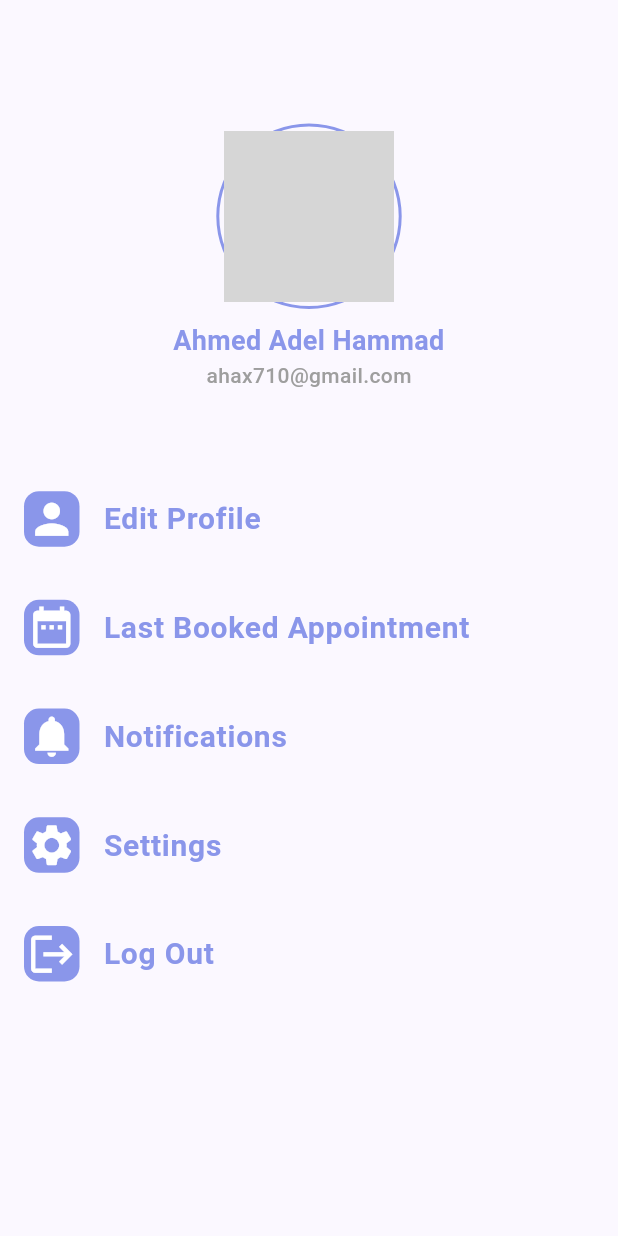
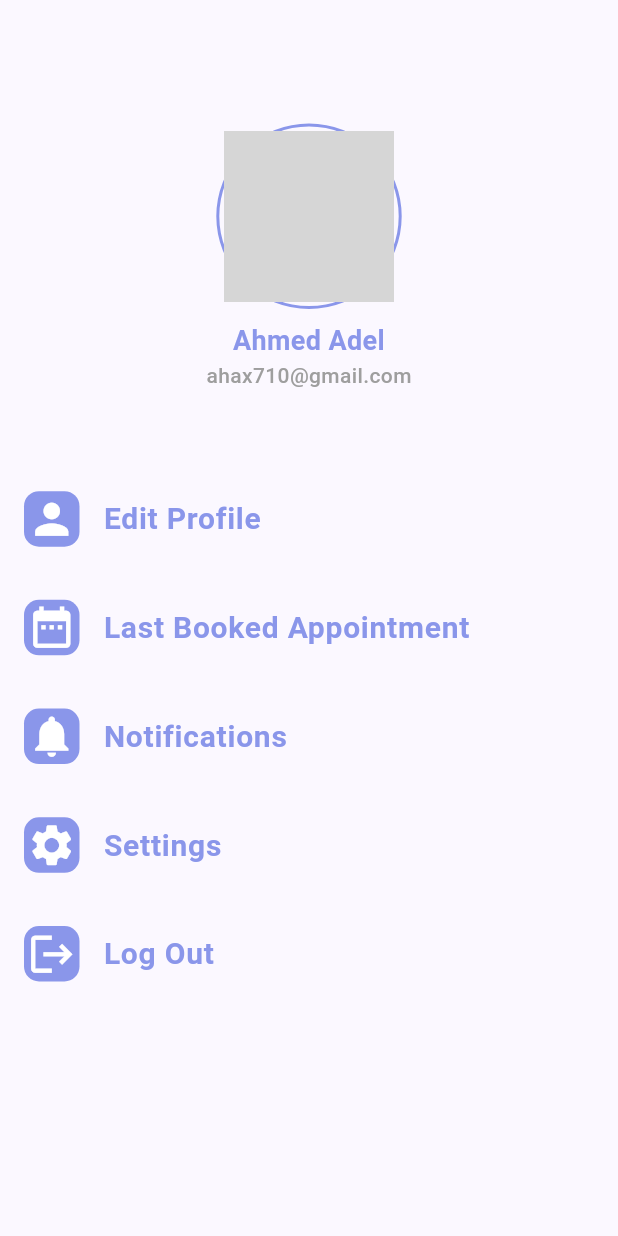
Before and after one commit to axah710/ta7alelak, a Flutter app: the UserView screen opened directly, on a phone screen of 412 x 824 dp. Run offline on Flutter 3.47's test engine with Material 3 defaults, Android fonts, the phone set to English and light mode, and no system bars; drawn by our look-alikes of modal_progress_hud_nsn; our stand-ins replace animated_text_kit, dio, equatable, firebase_auth, firebase_core, flutter_bloc and 4 more; accounts and stored records are empty; grey boxes are pictures that could not be loaded.

Commit message:
Update user name in UserViewBodyUserDetails widget

```diff
--- a/lib/widgets/user_view_body_user_details.dart
+++ b/lib/widgets/user_view_body_user_details.dart
@@ -9,7 +9,7 @@ class UserViewBodyUserDetails extends StatelessWidget {
     return const Column(
       children: [
         Text(
-          "Ahmed Adel Hammad",
+          "Ahmed Adel",
           textAlign: TextAlign.center,
           style: TextStyle(
             color: kColor,
```
